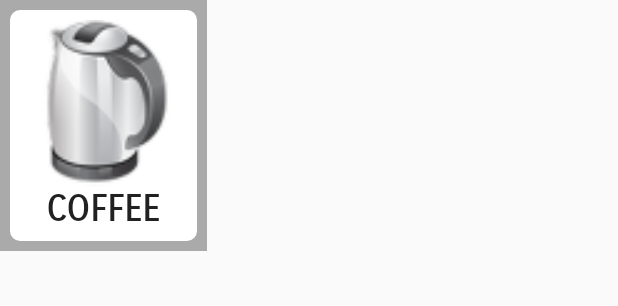
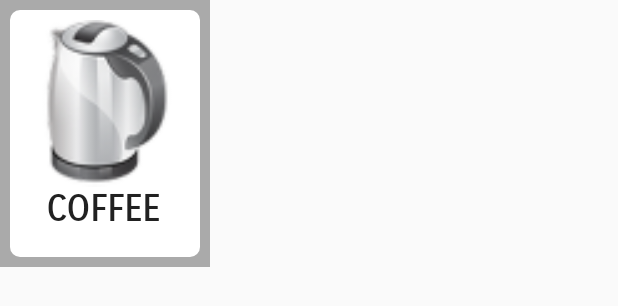
Before and after one commit to imamarham10/Restaurant-Menu, an Android app: the layout food_ticket.xml on its own in the app's theme, with its tools: preview values and no code run, on a phone screen of 412 x 824 dp. Shown: the top 306 px of the screen. Run offline under Robolectric (Android 15) with nearby library versions, the phone set to English and light mode, and no system bars.

Commit message:
Initial Commit

```diff
--- a/app/src/main/java/com/example/restaurantmenu/MainActivity.kt
+++ b/app/src/main/java/com/example/restaurantmenu/MainActivity.kt
@@ -7,6 +7,7 @@ import android.view.LayoutInflater
 import android.view.View
 import android.view.ViewGroup
 import android.widget.BaseAdapter
+import kotlinx.android.synthetic.main.activity_main.*
 import kotlinx.android.synthetic.main.food_ticket.view.*
 
 class MainActivity : AppCompatActivity() {
@@ -42,6 +43,7 @@ class MainActivity : AppCompatActivity() {
 
         //adapter
         adapter = FoodAdapter(this,listOffood)
+        gvListFood.adapter = adapter
 
     }
 
--- a/app/src/main/res/layout/activity_main.xml
+++ b/app/src/main/res/layout/activity_main.xml
@@ -8,6 +8,9 @@
     tools:context=".MainActivity">
 
     <GridView
+        android:columnWidth="63pt"
+        android:numColumns="auto_fit"
+        android:id="@+id/gvListFood"
         android:layout_width="match_parent"
         android:layout_height="match_parent" />
 </LinearLayout>
--- a/app/src/main/res/layout/food_ticket.xml
+++ b/app/src/main/res/layout/food_ticket.xml
@@ -1,8 +1,8 @@
 <?xml version="1.0" encoding="utf-8"?>
 <LinearLayout xmlns:android="http://schemas.android.com/apk/res/android"
     xmlns:app="http://schemas.android.com/apk/res-auto"
-    android:layout_width="wrap_content"
-    android:layout_height="wrap_content"
+    android:layout_width="63pt"
+    android:layout_height="80pt"
     android:background="@android:color/darker_gray"
     android:orientation="vertical"
     android:padding="3pt">
@@ -22,7 +22,7 @@
 
         <TextView
             android:id="@+id/tvName"
-            android:layout_width="match_parent"
+            android:layout_width="50pt"
             android:layout_height="wrap_content"
             android:fontFamily="sans-serif-smallcaps"
             android:text="COFFEE"
```
